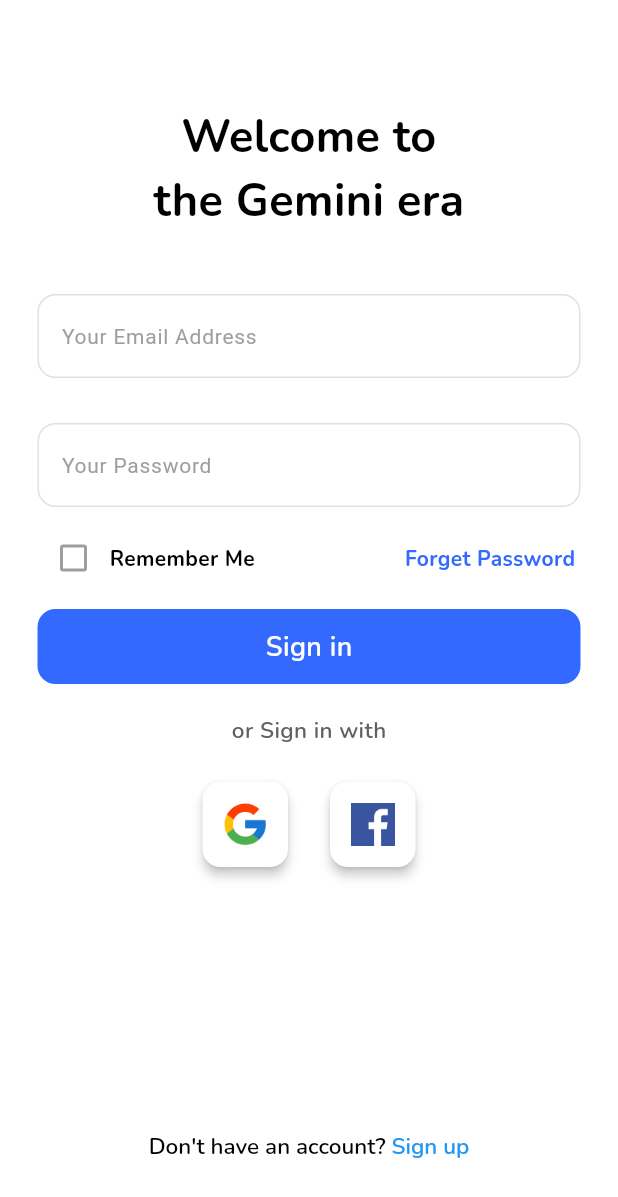
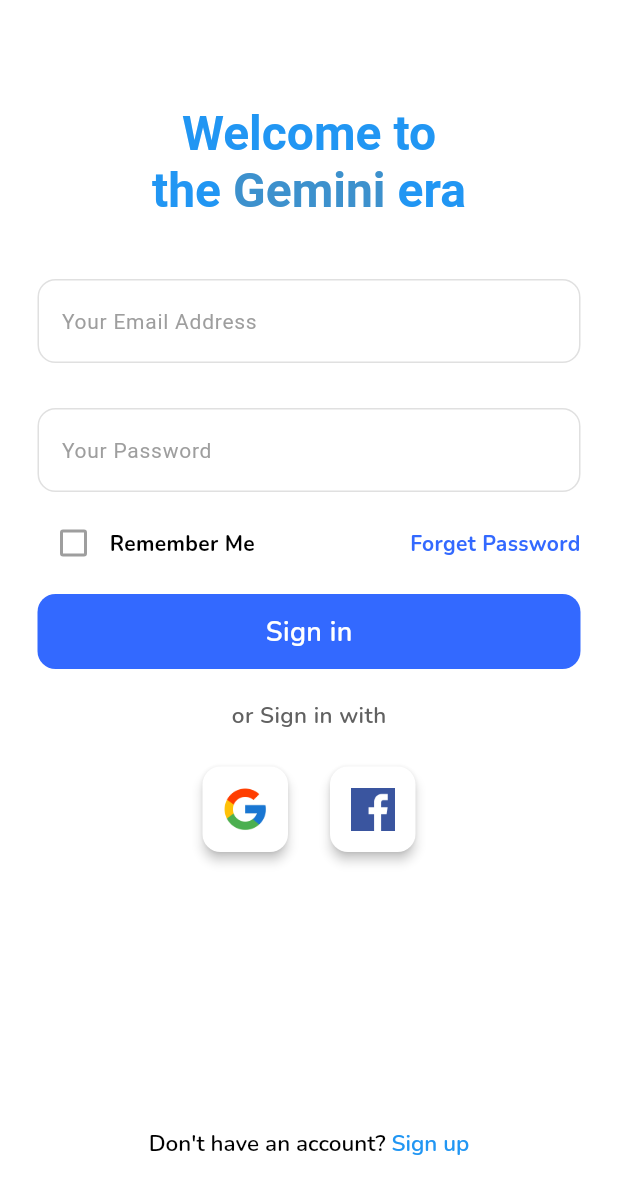
Before and after one commit to NOURINE-rgb/chat_bot_AI, a Flutter app: the screen it shows after launch, on a phone screen of 412 x 824 dp. Shown: the top 1197 px of the screen. Run offline on Flutter 3.47's test engine with Material 3 defaults, Android fonts, the phone set to English and light mode, and no system bars; our stand-ins replace flutter_gemini, google_fonts, image_picker.

Commit message:
adding animation

```diff
--- a/lib/data/question_data.dart
+++ b/lib/data/question_data.dart
@@ -1,4 +1,5 @@
 import 'package:chat_boot/models/question.dart';
+import 'package:flutter/material.dart';
 
 List<Question> questions = [
   const Question(
@@ -27,3 +28,8 @@ List<Question> questions = [
     ],
   ),
 ];
+const colorizeColors = [
+  // Colors.purple,
+  Colors.blue,
+  Color.fromARGB(255, 219, 167, 89)
+];
--- a/lib/screens/auth_screen.dart
+++ b/lib/screens/auth_screen.dart
@@ -1,28 +1,34 @@
+import 'package:chat_boot/widgets/animte_text.dart';
 import 'package:chat_boot/widgets/my_text_style.dart';
 import 'package:flutter/gestures.dart';
 import 'package:flutter/material.dart';
-import 'package:flutter_animate/flutter_animate.dart';
 import 'package:google_fonts/google_fonts.dart';
 
 class AuthScreen extends StatelessWidget {
   const AuthScreen({super.key});
   @override
   Widget build(BuildContext context) {
+    print("this the build method it's here ...........**");
     final GlobalKey<FormState> formKey = GlobalKey<FormState>();
     return Scaffold(
       backgroundColor: Colors.white,
       body: SafeArea(
-        child: Container(
+        child: LayoutBuilder(
+          builder: (context, constraints) => SingleChildScrollView(
             padding:
                 const EdgeInsets.only(top: 70, bottom: 50, right: 25, left: 25),
-          child: Column(
-            mainAxisSize: MainAxisSize.max,
+            child: ConstrainedBox(
+              constraints: BoxConstraints(
+                maxHeight: constraints.maxHeight,
+              ),
+              child:
+               Column(
                 children: [
-              myText("Welcome to\nthe Gemini era",
-                  color: Colors.black,
-                  weight: FontWeight.bold,
-                  size: 30,
-                  textalign: TextAlign.center),
+                  const AnimateText(
+                      speed: 50,
+                      highlightText: "Gemini",
+                      text: "Welcome to\nthe Gemini era"),
+
                   const SizedBox(
                     height: 40,
                   ),
@@ -83,8 +89,8 @@ class AuthScreen extends StatelessWidget {
                           mainAxisAlignment: MainAxisAlignment.start,
                           children: [
                             Checkbox(
-                          side:
-                              BorderSide(color: Colors.grey[500]!, width: 2.0),
+                              side: BorderSide(
+                                  color: Colors.grey[500]!, width: 2.0),
                               value: false,
                               onChanged: (value) {},
                             ),
@@ -92,9 +98,7 @@ class AuthScreen extends StatelessWidget {
                                 color: Colors.black,
                                 size: 14,
                                 weight: FontWeight.bold),
-                        const SizedBox(
-                          width: 100,
-                        ),
+                            const Spacer(),
                             myText("Forget Password",
                                 color: Theme.of(context).colorScheme.primary,
                                 size: 14,
@@ -113,6 +117,9 @@ class AuthScreen extends StatelessWidget {
                               color: Colors.white,
                               size: 18,
                               weight: FontWeight.w600),
+                        ),
+                      ],
+                    ),
                   ),
                   myText("or Sign in with",
                       color: Colors.grey.shade700,
@@ -160,10 +167,8 @@ class AuthScreen extends StatelessWidget {
                       ),
                     ],
                   ),
-                  ],
-                ),
-              ),
-              const Spacer(),
+                  // const Spacer(),
+                  const SizedBox(height: 180,),
                   RichText(
                     text: TextSpan(
                       text: "Don't have an account? ",
@@ -178,7 +183,8 @@ class AuthScreen extends StatelessWidget {
                           recognizer: TapGestureRecognizer()
                             ..onTap = () {
                               print("sing up clickable ***********");
-                          }),
+                            },
+                        ),
                       ],
                     ),
                   ),
@@ -186,6 +192,8 @@ class AuthScreen extends StatelessWidget {
               ),
             ),
           ),
+        ),
+      ),
     );
   }
 }
--- /dev/null
+++ b/lib/widgets/animte_text.dart
@@ -0,0 +1,119 @@
+import 'dart:async';
+import 'dart:math';
+
+import 'package:chat_boot/widgets/my_text_style.dart';
+import 'package:flutter/material.dart';
+
+class AnimateText extends StatefulWidget {
+  const AnimateText(
+      {required this.speed,
+      required this.text,
+      required this.highlightText,
+      super.key});
+  final String text;
+  final int speed;
+
+  final String highlightText;
+  @override
+  State<AnimateText> createState() {
+    return _AnimateTextState();
+  }
+}
+
+class _AnimateTextState extends State<AnimateText>
+    with TickerProviderStateMixin {
+  late Timer timer;
+  late Random random;
+  late ValueNotifier<String> displayText;
+  late AnimationController _controller;
+  late Animation myAnimation;
+  Alignment _alignmentBegin = Alignment.topRight;
+  Alignment _alignmentEnd = Alignment.bottomLeft;
+  int currectIndex = 0;
+  @override
+  void initState() {
+    super.initState();
+    displayText = ValueNotifier<String>("");
+    startTyping();
+    _controller = AnimationController(
+      vsync: this,
+      duration: const Duration(milliseconds: 1000),
+    )..repeat(reverse: true);
+    ColorTween tween = ColorTween(
+        begin: Colors.blue, end: const Color.fromARGB(255, 175, 126, 51));
+    myAnimation = tween.animate(_controller);
+    _controller.addStatusListener(
+      (status) {
+        if (status == AnimationStatus.completed ||
+            status == AnimationStatus.dismissed) {
+          changeGradient();
+        }
+      },
+    );
+    random = Random();
+  }
+
+  @override
+  void dispose() {
+    timer.cancel();
+    _controller.dispose();
+    displayText.dispose();
+    super.dispose();
+  }
+
+  void changeGradient() {
+    _alignmentBegin =
+        Alignment(random.nextDouble() * 2 - 1, random.nextDouble() * 2 - 1);
+    _alignmentEnd =
+        Alignment(random.nextDouble() * 2 - 1, random.nextDouble() * 2 - 1);
+  }
+
+  void startTyping() {
+    timer = Timer.periodic(
+      Duration(milliseconds: widget.speed),
+      (timer) {
+        if (currectIndex < widget.text.length) {
+          displayText.value += widget.text[currectIndex];
+          currectIndex++;
+        } else {
+          timer.cancel();
+        }
+      },
+    );
+  }
+
+  @override
+  Widget build(BuildContext context) {
+    print("this the second build ***************");
+    return AnimatedBuilder(
+      animation: myAnimation,
+      builder: (context, child) => ValueListenableBuilder<String>(
+        valueListenable: displayText,
+        builder: (context, value, child) {
+          final parts = value.split(widget.highlightText);
+          final bool hilights =
+              (parts.length > 1 && value.contains(widget.highlightText));
+          return RichText(
+            text: TextSpan(
+              text: parts.first,
+              style: const TextStyle(
+                fontWeight: FontWeight.bold,
+                fontSize: 32,
+                color: Colors.blue,
+              ),
+              children: [
+                if (hilights)
+                  TextSpan(
+                    text: widget.highlightText,
+                    style: TextStyle(color: myAnimation.value),
+                  ),
+                if (parts.length > 1) TextSpan(text: parts.last),
+              ],
+            ),
+            textAlign: TextAlign.center,
+          );
+        },
+      ),
+    );
+  }
+}
--- a/pubspec.yaml
+++ b/pubspec.yaml
@@ -40,6 +40,7 @@ dependencies:
   flutter_native_splash: ^2.4.2
   google_fonts: ^6.2.1
   flutter_animate: ^4.5.0
+  animated_text_kit: ^4.2.2
 
 dev_dependencies:
   flutter_test:
```
Also changed, not shown: pubspec.lock. Lines whose indentation alone changed are shown as unchanged.
